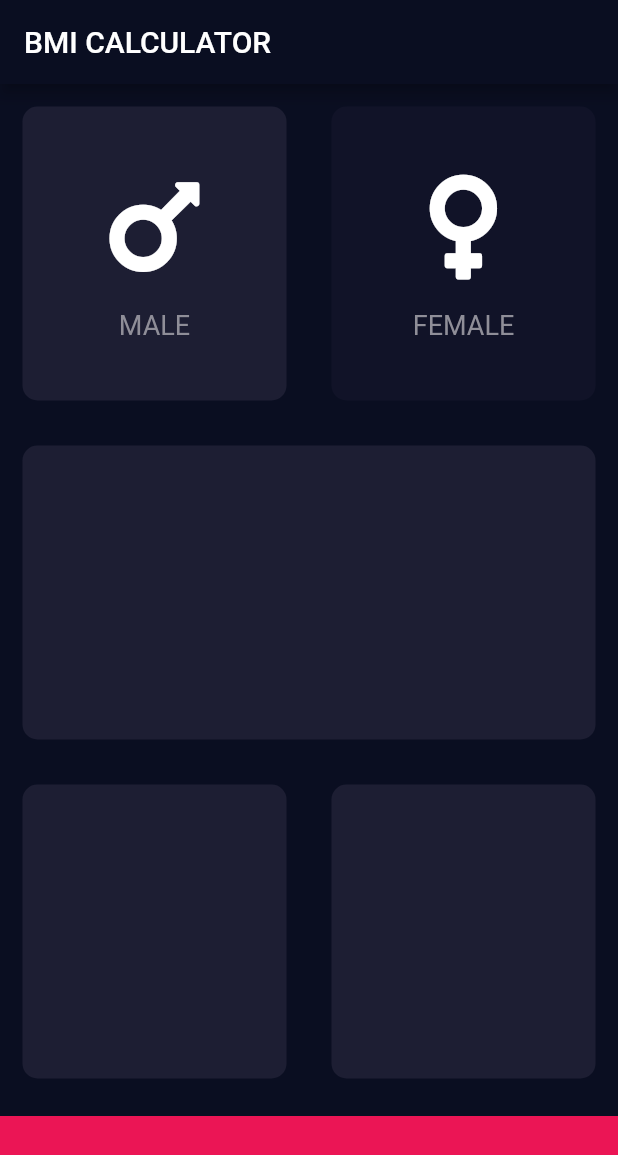
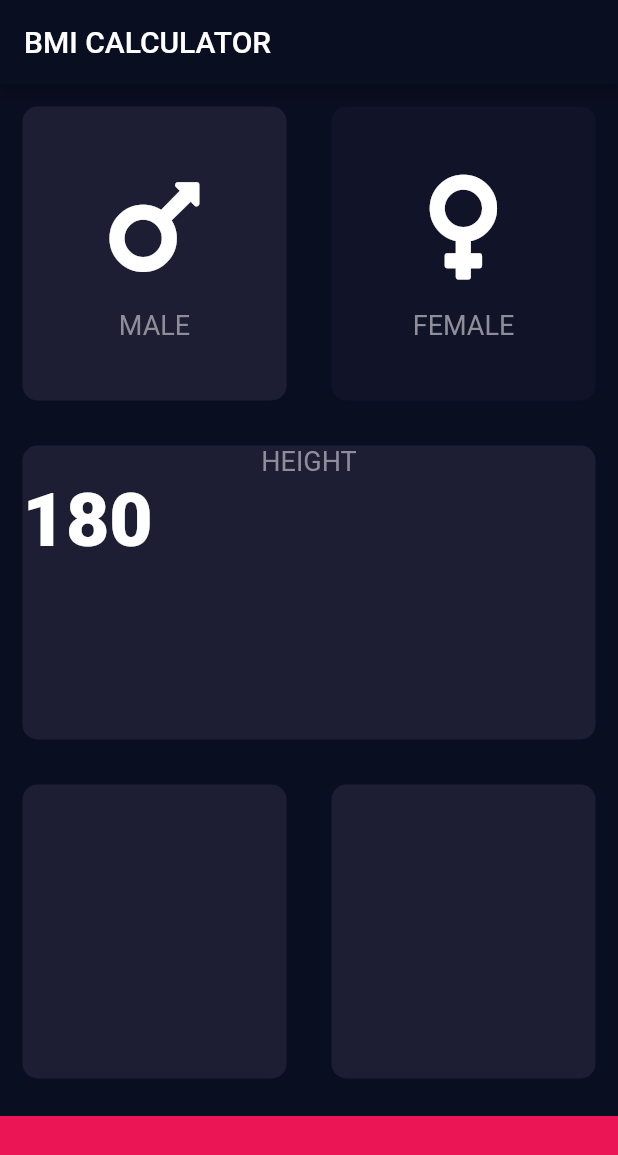
Before and after one commit to shubhamkarande13/bmi-calculator-flutter, a Flutter app: the screen it shows after launch, after a tap on "MALE", on a phone screen of 412 x 824 dp. Shown: the top 1155 px of the screen. Run offline on Flutter 3.47's test engine with Material 2 defaults, Android fonts, the phone set to English and light mode, and no system bars; our stand-ins replace font_awesome_flutter.

Commit message:
refactor constants

```diff
--- /dev/null
+++ b/lib/constants.dart
@@ -0,0 +1,15 @@
+import 'package:flutter/material.dart';
+
+const kBottomContainerHeight = 80.0;
+const kActiveCardColor = Color(0xFF1D1E33);
+const kBottomContainerColor = Color(0xFFEB1555);
+const kInactiveCardColor = Color(0xFF111328);
+
+const kLabelTextStyle =TextStyle(
+  fontSize: 18.0,color: Color(0xFF8F8E98),
+);
+
+const kNumberTextStyle=TextStyle(
+fontSize: 50.0,
+fontWeight: FontWeight.w900,
+);
--- a/lib/icon_content.dart
+++ b/lib/icon_content.dart
@@ -1,6 +1,7 @@
 import 'package:flutter/material.dart';
+import 'package:bmi_calculator/constants.dart';
+class IconContent extends StatelessWidget {
 
-class IconContent extends StatelessWidget {
 
   final IconData icon;
   final String label;
@@ -19,9 +20,7 @@ class IconContent extends StatelessWidget {
         SizedBox(
           height: 15.0,
         ),
-        Text(label, style: TextStyle(
-          fontSize: 18.0,color: Color(0xFF8F8E98),
-        ),
+        Text(label, style: kLabelTextStyle
         ),
       ],
     );
--- a/lib/input_page.dart
+++ b/lib/input_page.dart
@@ -3,11 +3,7 @@ import 'package:flutter/material.dart';
 import 'package:font_awesome_flutter/font_awesome_flutter.dart';
 import 'icon_content.dart';
 import 'reuseable_card.dart';
-
-const bottomContainerHeight = 80.0;
-const activeCardColor = Color(0xFF1D1E33);
-const bottomContainerColor = Color(0xFFEB1555);
-const inactiveCardColor = Color(0xFF111328);
+import 'constants.dart';
 
 enum Gender{
   male,female,
@@ -29,6 +25,7 @@ class _InputPageState extends State<InputPage> {
         title: Text('BMI CALCULATOR'),
       ),
       body: Column(
+        crossAxisAlignment: CrossAxisAlignment.stretch,
         children: <Widget>[
           Expanded(child: Row(
             children: <Widget>[
@@ -37,26 +34,42 @@ class _InputPageState extends State<InputPage> {
                 setState(() {
                   selectedGender = Gender.male;
                 });
-              },  colour: selectedGender== Gender.male ? activeCardColor : inactiveCardColor,
+              },  colour: selectedGender== Gender.male ? kActiveCardColor : kInactiveCardColor,
               cardChild: IconContent(icon: FontAwesomeIcons.mars, label: 'MALE',),),),
               Expanded(child: ReuseableCard(
                 onPress:(){
                   setState(() {
                     selectedGender=Gender.female;
                   });
-                }, colour: selectedGender==Gender.female ? activeCardColor : inactiveCardColor,cardChild: IconContent(icon: FontAwesomeIcons.venus, label: 'FEMALE',),),
+                }, colour: selectedGender==Gender.female ? kActiveCardColor : kInactiveCardColor,cardChild: IconContent(icon: FontAwesomeIcons.venus, label: 'FEMALE',),),
               ),],
           )),
-          Expanded(child: ReuseableCard(colour: activeCardColor,),),
+          Expanded(
+            child: ReuseableCard(colour: kActiveCardColor,
+            cardChild: Column(
+              children: <Widget>[
+                Text('HEIGHT',style: kLabelTextStyle,),
+                Row(
+                  children: <Widget>[
+                    Text('180', style: TextStyle(
+                      fontSize: 50.0,
+                      fontWeight: FontWeight.w900,
+                    ),
+                    )
+                  ],
+                )
+              ],
+            ),
+            ),),
           Expanded(child: Row(
             children: <Widget>[
-              Expanded(child: ReuseableCard(colour: activeCardColor,),),
-              Expanded(child: ReuseableCard(colour: activeCardColor,),),],),),
+              Expanded(child: ReuseableCard(colour: kActiveCardColor,),),
+              Expanded(child: ReuseableCard(colour: kActiveCardColor,),),],),),
         Container(
-          color: bottomContainerColor,
+          color: kBottomContainerColor,
           margin: EdgeInsets.only(top: 10.0),
           width: double.infinity,
-          height: bottomContainerHeight,
+          height: kBottomContainerHeight,
         )
         ],
       ),
```
